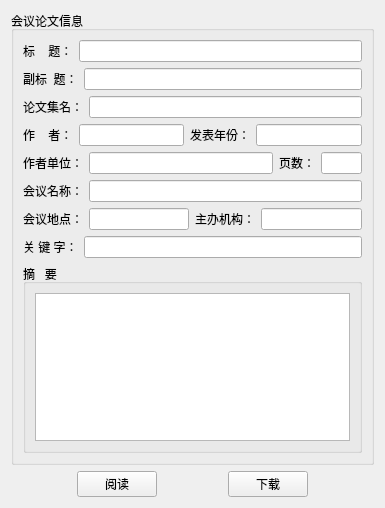
This is UI/UI_ConferencePaperDetail.ui in mortersen/C35N as Qt 5 draws it before an edit. The edited form follows.
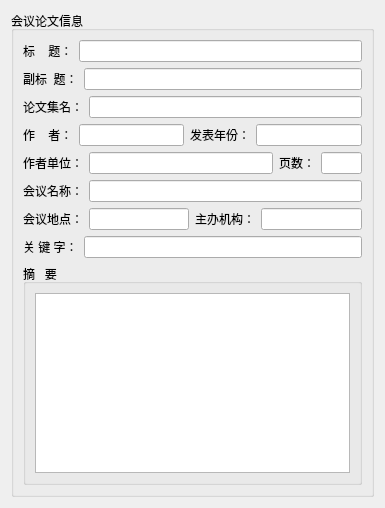
This is the edited form.

```diff
--- a/UI/UI_ConferencePaperDetail.ui
+++ b/UI/UI_ConferencePaperDetail.ui
@@ -197,63 +197,6 @@
      </layout>
     </widget>
    </item>
-   <item>
-    <layout class="QHBoxLayout" name="horizontalLayout_13">
-     <item>
-      <spacer name="horizontalSpacer_2">
-       <property name="orientation">
-        <enum>Qt::Horizontal</enum>
-       </property>
-       <property name="sizeHint" stdset="0">
-        <size>
-         <width>40</width>
-         <height>20</height>
-        </size>
-       </property>
-      </spacer>
-     </item>
-     <item>
-      <widget class="QPushButton" name="btn_ReadPdf">
-       <property name="text">
-        <string>阅读</string>
-       </property>
-      </widget>
-     </item>
-     <item>
-      <spacer name="horizontalSpacer">
-       <property name="orientation">
-        <enum>Qt::Horizontal</enum>
-       </property>
-       <property name="sizeHint" stdset="0">
-        <size>
-         <width>40</width>
-         <height>20</height>
-        </size>
-       </property>
-      </spacer>
-     </item>
-     <item>
-      <widget class="QPushButton" name="btn_Download">
-       <property name="text">
-        <string>下载</string>
-       </property>
-      </widget>
-     </item>
-     <item>
-      <spacer name="horizontalSpacer_3">
-       <property name="orientation">
-        <enum>Qt::Horizontal</enum>
-       </property>
-       <property name="sizeHint" stdset="0">
-        <size>
-         <width>40</width>
-         <height>20</height>
-        </size>
-       </property>
-      </spacer>
-     </item>
-    </layout>
-   </item>
   </layout>
   <zorder>groupBox_2</zorder>
   <zorder>label</zorder>
```
Left out of the diff: 25 changed lines with no effect on the pictures.
